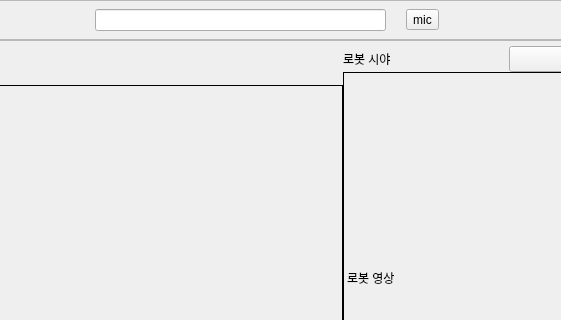
Above: shopee_ros2/src/shopee_app/shopee_app/ui/layout_user.ui from addinedu-roscamp-7th/roscamp-repo-1 before the change; both pictures show x 276 to 837 and y 0 to 320 of the 1138 by 818 pixel window. Below: the same form after it.
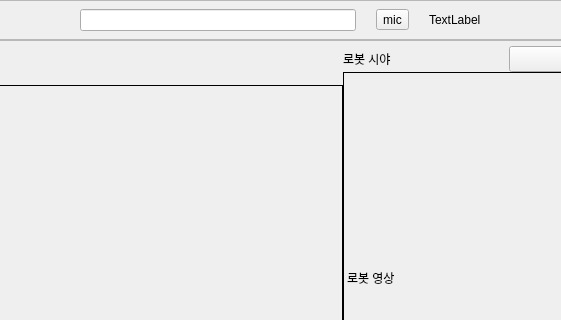
That is the form after the change. Icons and pictures are not drawn.

Diff of the .ui file:
```diff
--- a/shopee_ros2/src/shopee_app/shopee_app/ui/layout_user.ui
+++ b/shopee_ros2/src/shopee_app/shopee_app/ui/layout_user.ui
@@ -148,8 +148,20 @@
       </item>
       <item>
        <widget class="QLabel" name="label_mic_info">
+        <property name="sizePolicy">
+         <sizepolicy hsizetype="Fixed" vsizetype="Preferred">
+          <horstretch>0</horstretch>
+          <verstretch>0</verstretch>
+         </sizepolicy>
+        </property>
+        <property name="minimumSize">
+         <size>
+          <width>50</width>
+          <height>0</height>
+         </size>
+        </property>
         <property name="text">
-         <string/>
+         <string>TextLabel</string>
         </property>
        </widget>
       </item>
```
